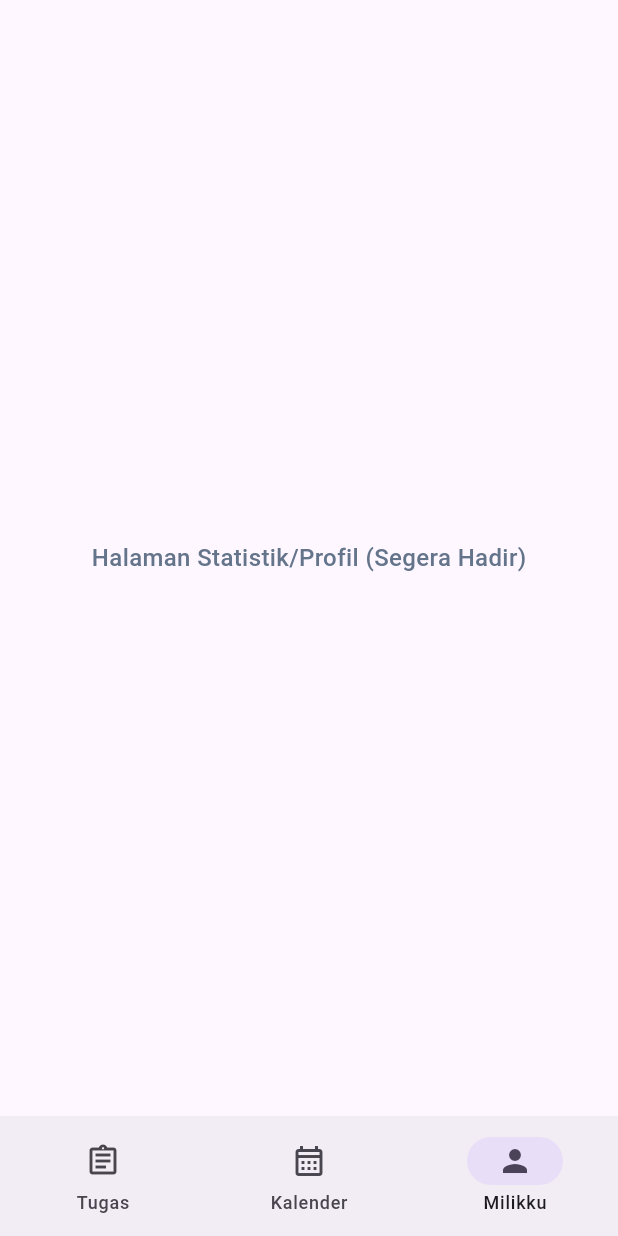
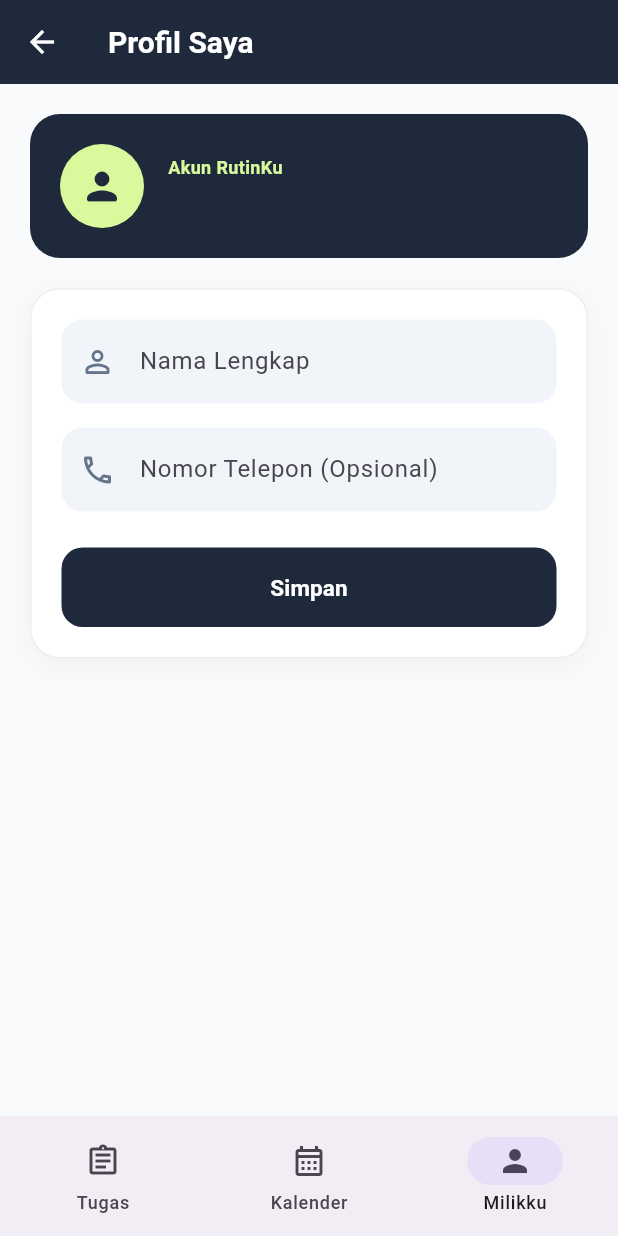
Before and after one commit to Hengkylin/Rutinku, a Flutter app: the MainScreen screen opened by its route, item 3 of the bottom bar chosen, on a phone screen of 412 x 824 dp. Run offline on Flutter 3.47's test engine with Material 3 defaults, Android fonts, the phone set to English and light mode, and no system bars; our stand-ins replace flutter_local_notifications, flutter_riverpod, image_picker, shared_preferences, supabase_flutter, table_calendar and 1 more; accounts and stored records are empty.

Commit message:
feat(profile): tambah fitur profil (validators, repository, form) + test baseline

```diff
--- a/rutinku_flutter/lib/routes/app_routes.dart
+++ b/rutinku_flutter/lib/routes/app_routes.dart
@@ -3,6 +3,7 @@ import '../screens/calendar_screen.dart';
 import '../screens/forgot_password_screen.dart';
 import '../screens/login_screen.dart';
 import '../screens/main_screen.dart';
+import '../screens/profile_screen.dart';
 import '../screens/register_screen.dart';
 import '../screens/sync_screen.dart';
 
@@ -23,6 +24,7 @@ class AppRoutes {
     register: (context) => const RegisterScreen(),
     forgotPassword: (context) => const ForgotPasswordScreen(),
     dashboard: (context) => const MainScreen(),
+    profile: (context) => const ProfileScreen(),
     calendar: (context) => const CalendarScreen(),
     sync: (context) => const SyncScreen(),
   };
--- a/rutinku_flutter/lib/screens/main_screen.dart
+++ b/rutinku_flutter/lib/screens/main_screen.dart
@@ -4,6 +4,7 @@ import 'package:flutter_riverpod/legacy.dart';
 
 import 'calendar_screen.dart';
 import 'dashboard_screen.dart';
+import 'profile_screen.dart';
 
 final bottomNavIndexProvider = StateProvider<int>((ref) => 0);
 
@@ -14,19 +15,10 @@ class MainScreen extends ConsumerWidget {
   Widget build(BuildContext context, WidgetRef ref) {
     final currentIndex = ref.watch(bottomNavIndexProvider);
 
-    final screens = [
-      const DashboardScreen(),
-      const CalendarScreen(),
-      const Center(
-        child: Text(
-          'Halaman Statistik/Profil (Segera Hadir)',
-          style: TextStyle(
-            fontSize: 16,
-            color: Color(0xFF64748B),
-            fontWeight: FontWeight.w500,
-          ),
-        ),
-      ),
+    final screens = const [
+      DashboardScreen(),
+      CalendarScreen(),
+      ProfileScreen(),
     ];
 
     return Scaffold(
--- /dev/null
+++ b/rutinku_flutter/lib/screens/profile_screen.dart
@@ -0,0 +1,171 @@
+import 'package:flutter/material.dart';
+import 'package:supabase_flutter/supabase_flutter.dart';
+
+import '../repositories/profile_repository.dart';
+import '../widgets/profile_form.dart';
+
+/// Halaman Profil pengguna yang mendelegasikan logika form sepenuhnya ke [ProfileForm].
+class ProfileScreen extends StatefulWidget {
+  const ProfileScreen({super.key, this.repository});
+
+  final ProfileRepository? repository;
+
+  @override
+  State<ProfileScreen> createState() => _ProfileScreenState();
+}
+
+class _ProfileScreenState extends State<ProfileScreen> {
+  static const _navy = Color(0xFF1E293B);
+  static const _lime = Color(0xFFD9F99D);
+
+  late final ProfileRepository _repository =
+      widget.repository ?? ProfileRepository();
+
+  String? _initialName;
+  String? _initialPhone;
+
+  String? get _currentEmail {
+    try {
+      return Supabase.instance.client.auth.currentUser?.email;
+    } catch (_) {
+      return null;
+    }
+  }
+
+  @override
+  void initState() {
+    super.initState();
+    _loadInitialProfile();
+  }
+
+  Future<void> _loadInitialProfile() async {
+    final saved = await _repository.getSavedProfile();
+    if (!mounted) return;
+    setState(() {
+      _initialName = saved.name;
+      _initialPhone = saved.phone;
+    });
+  }
+
+  void _onSaveSuccess() {
+    ScaffoldMessenger.of(context).showSnackBar(
+      SnackBar(
+        content: const Text('Profil berhasil diperbarui!'),
+        backgroundColor: const Color(0xFF16A34A),
+        behavior: SnackBarBehavior.floating,
+        shape: RoundedRectangleBorder(borderRadius: BorderRadius.circular(12)),
+        margin: const EdgeInsets.all(16),
+      ),
+    );
+  }
+
+  @override
+  Widget build(BuildContext context) {
+    final email = _currentEmail;
+
+    return Scaffold(
+      backgroundColor: const Color(0xFFF8FAFC),
+      appBar: AppBar(
+        title: const Text(
+          'Profil Saya',
+          style: TextStyle(
+            color: Colors.white,
+            fontWeight: FontWeight.bold,
+            fontSize: 20,
+          ),
+        ),
+        backgroundColor: _navy,
+        elevation: 0,
+        iconTheme: const IconThemeData(color: Colors.white),
+      ),
+      body: SafeArea(
+        child: SingleChildScrollView(
+          padding: const EdgeInsets.all(20),
+          child: Center(
+            child: ConstrainedBox(
+              constraints: const BoxConstraints(maxWidth: 480),
+              child: Column(
+                crossAxisAlignment: CrossAxisAlignment.stretch,
+                children: [
+                  Container(
+                    padding: const EdgeInsets.all(20),
+                    decoration: BoxDecoration(
+                      color: _navy,
+                      borderRadius: BorderRadius.circular(20),
+                    ),
+                    child: Row(
+                      children: [
+                        Container(
+                          width: 56,
+                          height: 56,
+                          decoration: const BoxDecoration(
+                            color: _lime,
+                            shape: BoxShape.circle,
+                          ),
+                          child: const Icon(
+                            Icons.person_rounded,
+                            color: _navy,
+                            size: 30,
+                          ),
+                        ),
+                        const SizedBox(width: 16),
+                        Expanded(
+                          child: Column(
+                            crossAxisAlignment: CrossAxisAlignment.start,
+                            children: [
+                              const Text(
+                                'Akun RutinKu',
+                                style: TextStyle(
+                                  color: _lime,
+                                  fontSize: 12,
+                                  fontWeight: FontWeight.bold,
+                                ),
+                              ),
+                              const SizedBox(height: 4),
+                              Text(
+                                email ?? 'Pengguna Lokal',
+                                maxLines: 1,
+                                overflow: TextOverflow.ellipsis,
+                                style: const TextStyle(
+                                  color: Colors.white,
+                                  fontSize: 15,
+                                  fontWeight: FontWeight.w600,
+                                ),
+                              ),
+                            ],
+                          ),
+                        ),
+                      ],
+                    ),
+                  ),
+                  const SizedBox(height: 20),
+                  Container(
+                    padding: const EdgeInsets.all(20),
+                    decoration: BoxDecoration(
+                      color: Colors.white,
+                      borderRadius: BorderRadius.circular(20),
+                      border: Border.all(color: Colors.grey.shade200),
+                      boxShadow: [
+                        BoxShadow(
+                          color: Colors.black.withValues(alpha: 0.04),
+                          blurRadius: 14,
+                          offset: const Offset(0, 4),
+                        ),
+                      ],
+                    ),
+                    child: ProfileForm(
+                      initialName: _initialName,
+                      initialPhone: _initialPhone,
+                      repository: _repository,
+                      onSaveSuccess: _onSaveSuccess,
+                    ),
+                  ),
+                ],
+              ),
+            ),
+          ),
+        ),
+      ),
+    );
+  }
+}
--- /dev/null
+++ b/rutinku_flutter/lib/utils/validators.dart
@@ -0,0 +1,34 @@
+/// Kumpulan fungsi statis murni untuk validasi input pengguna.
+class Validators {
+  const Validators._();
+
+  static final RegExp _digitsOnlyRegex = RegExp(r'^\d+$');
+
+  /// Validasi nama pengguna: wajib diisi dan minimal 3 karakter.
+  static String? validateName(String? value) {
+    final trimmed = value?.trim() ?? '';
+    if (trimmed.isEmpty) {
+      return 'Nama wajib diisi';
+    }
+    if (trimmed.length < 3) {
+      return 'Nama minimal 3 karakter';
+    }
+    return null;
+  }
+
+  /// Validasi nomor telepon: opsional, namun jika diisi harus berupa angka
+  /// dan minimal 10 digit.
+  static String? validatePhone(String? value) {
+    final trimmed = value?.trim() ?? '';
+    if (trimmed.isEmpty) {
+      return null;
+    }
+    if (!_digitsOnlyRegex.hasMatch(trimmed)) {
+      return 'Nomor telepon harus berupa angka';
+    }
+    if (trimmed.length < 10) {
+      return 'Nomor telepon minimal 10 digit';
+    }
+    return null;
+  }
+}
--- /dev/null
+++ b/rutinku_flutter/lib/widgets/profile_form.dart
@@ -0,0 +1,191 @@
+import 'package:flutter/material.dart';
+
+import '../repositories/profile_repository.dart';
+import '../utils/validators.dart';
+
+/// Komponen Form Profil mandiri yang memisahkan UI dari logika validasi dan data.
+class ProfileForm extends StatefulWidget {
+  const ProfileForm({
+    super.key,
+    this.initialName,
+    this.initialPhone,
+    this.onSaveSuccess,
+    this.repository,
+  });
+
+  final String? initialName;
+  final String? initialPhone;
+  final VoidCallback? onSaveSuccess;
+  final ProfileRepository? repository;
+
+  @override
+  State<ProfileForm> createState() => _ProfileFormState();
+}
+
+class _ProfileFormState extends State<ProfileForm> {
+  static const _navy = Color(0xFF1E293B);
+
+  final _formKey = GlobalKey<FormState>();
+  late final TextEditingController _nameController;
+  late final TextEditingController _phoneController;
+  late final ProfileRepository _repository =
+      widget.repository ?? ProfileRepository();
+
+  bool _isLoading = false;
+
+  @override
+  void initState() {
+    super.initState();
+    _nameController = TextEditingController(text: widget.initialName ?? '');
+    _phoneController = TextEditingController(text: widget.initialPhone ?? '');
+  }
+
+  @override
+  void didUpdateWidget(covariant ProfileForm oldWidget) {
+    super.didUpdateWidget(oldWidget);
+    if (widget.initialName != oldWidget.initialName &&
+        _nameController.text == (oldWidget.initialName ?? '')) {
+      _nameController.text = widget.initialName ?? '';
+    }
+    if (widget.initialPhone != oldWidget.initialPhone &&
+        _phoneController.text == (oldWidget.initialPhone ?? '')) {
+      _phoneController.text = widget.initialPhone ?? '';
+    }
+  }
+
+  @override
+  void dispose() {
+    _nameController.dispose();
+    _phoneController.dispose();
+    super.dispose();
+  }
+
+  InputDecoration _fieldDecoration({
+    required String label,
+    required String hint,
+    required IconData icon,
+  }) {
+    return InputDecoration(
+      labelText: label,
+      hintText: hint,
+      prefixIcon: Icon(icon, color: const Color(0xFF64748B)),
+      filled: true,
+      fillColor: const Color(0xFFF1F5F9),
+      border: OutlineInputBorder(
+        borderRadius: BorderRadius.circular(14),
+        borderSide: BorderSide.none,
+      ),
+      focusedBorder: OutlineInputBorder(
+        borderRadius: BorderRadius.circular(14),
+        borderSide: const BorderSide(color: _navy, width: 1.6),
+      ),
+      errorBorder: OutlineInputBorder(
+        borderRadius: BorderRadius.circular(14),
+        borderSide: BorderSide(color: Colors.red.shade400),
+      ),
+      focusedErrorBorder: OutlineInputBorder(
+        borderRadius: BorderRadius.circular(14),
+        borderSide: BorderSide(color: Colors.red.shade600, width: 1.6),
+      ),
+    );
+  }
+
+  Future<void> _handleSubmit() async {
+    if (!(_formKey.currentState?.validate() ?? false)) return;
+
+    setState(() => _isLoading = true);
+    try {
+      final name = _nameController.text.trim();
+      final phone = _phoneController.text.trim();
+
+      await _repository.updateProfile(
+        name,
+        phone.isEmpty ? null : phone,
+      );
+
+      if (!mounted) return;
+      setState(() => _isLoading = false);
+      widget.onSaveSuccess?.call();
+    } catch (e) {
+      if (!mounted) return;
+      setState(() => _isLoading = false);
+      ScaffoldMessenger.of(context).showSnackBar(
+        SnackBar(
+          content: Text(e.toString().replaceFirst('Exception: ', '')),
+          backgroundColor: Colors.red.shade600,
+          behavior: SnackBarBehavior.floating,
+          shape: RoundedRectangleBorder(
+            borderRadius: BorderRadius.circular(12),
+          ),
+          margin: const EdgeInsets.all(16),
+        ),
+      );
+    }
+  }
+
+  @override
+  Widget build(BuildContext context) {
+    return Form(
+      key: _formKey,
+      child: Column(
+        crossAxisAlignment: CrossAxisAlignment.stretch,
+        children: [
+          TextFormField(
+            key: const Key('profile_name_field'),
+            controller: _nameController,
+            enabled: !_isLoading,
+            textInputAction: TextInputAction.next,
+            decoration: _fieldDecoration(
+              label: 'Nama Lengkap',
+              hint: 'Masukkan minimal 3 karakter',
+              icon: Icons.person_outline_rounded,
+            ),
+            validator: Validators.validateName,
+          ),
+          const SizedBox(height: 16),
+          TextFormField(
+            key: const Key('profile_phone_field'),
+            controller: _phoneController,
+            enabled: !_isLoading,
+            keyboardType: TextInputType.phone,
+            textInputAction: TextInputAction.done,
+            onFieldSubmitted: (_) => _handleSubmit(),
+            decoration: _fieldDecoration(
+              label: 'Nomor Telepon (Opsional)',
+              hint: 'Contoh: 081234567890',
+              icon: Icons.phone_outlined,
+            ),
+            validator: Validators.validatePhone,
+          ),
+          const SizedBox(height: 24),
+          ElevatedButton(
+            key: const Key('profile_save_button'),
+            style: ElevatedButton.styleFrom(
+              backgroundColor: _navy,
+              foregroundColor: Colors.white,
+              padding: const EdgeInsets.symmetric(vertical: 16),
+              shape: RoundedRectangleBorder(
+                borderRadius: BorderRadius.circular(14),
+              ),
+              elevation: 0,
+            ),
+            onPressed: _isLoading ? null : _handleSubmit,
+            child: _isLoading
+                ? const SizedBox(
+                    width: 20,
+                    height: 20,
+                    child: CircularProgressIndicator(
+                      strokeWidth: 2.4,
+                      valueColor: AlwaysStoppedAnimation<Color>(Colors.white),
+                    ),
+                  )
+                : const Text(
+                    'Simpan',
+                    style: TextStyle(fontSize: 15, fontWeight: FontWeight.bold),
+                  ),
+          ),
+        ],
+      ),
+    );
+  }
+}
```
Also changed, not shown: rutinku_flutter/lib/repositories/profile_repository.dart (added, +91 -0 lines), 2 other files.
